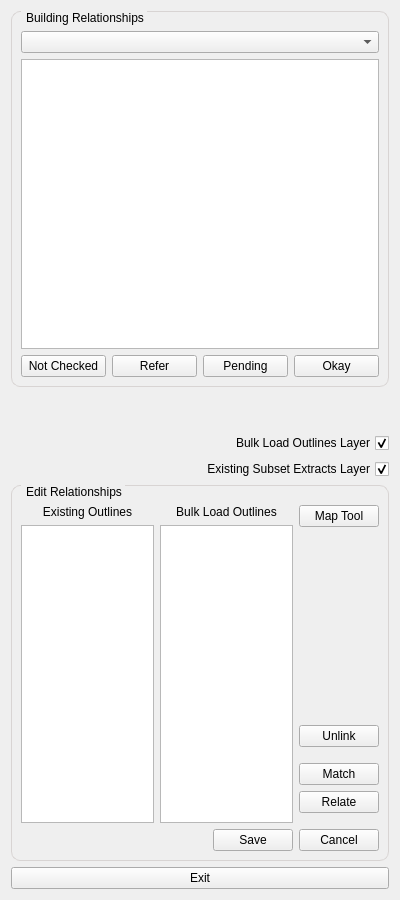
Above: buildings/gui/alter_building_relationship.ui from linz/nz-buildings before the change. Below: the same form after it.
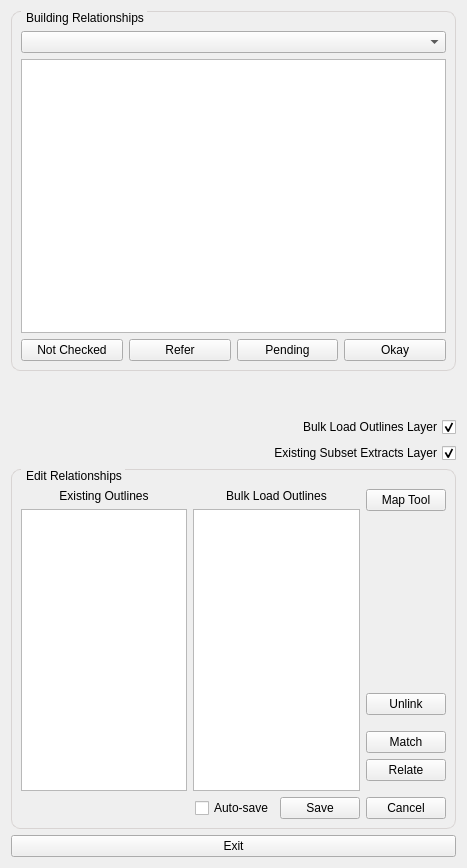
That is the form after the change.

Commit message: Add checkbox for the auto-save option

The edit to the form file:
```diff
--- a/buildings/gui/alter_building_relationship.ui
+++ b/buildings/gui/alter_building_relationship.ui
@@ -6,8 +6,8 @@
    <rect>
     <x>0</x>
     <y>0</y>
-    <width>400</width>
-    <height>900</height>
+    <width>467</width>
+    <height>868</height>
    </rect>
   </property>
   <property name="minimumSize">
@@ -241,6 +241,13 @@
           </property>
          </spacer>
         </item>
+        <item>
+         <widget class="QCheckBox" name="cb_autosave">
+          <property name="text">
+           <string>Auto-save</string>
+          </property>
+         </widget>
+        </item>
         <item>
          <widget class="QPushButton" name="btn_save">
           <property name="text">
```
The commit also changes 1 other file.
